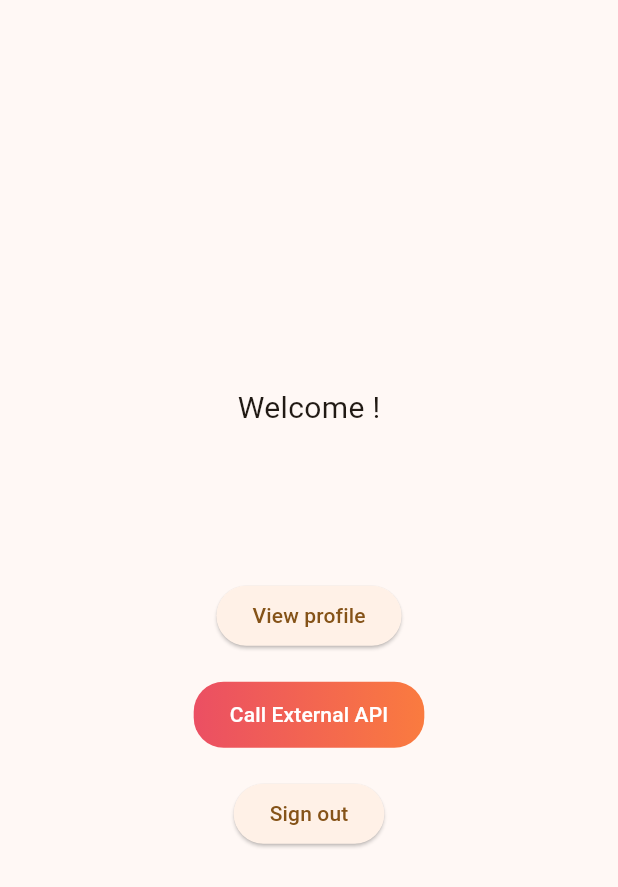
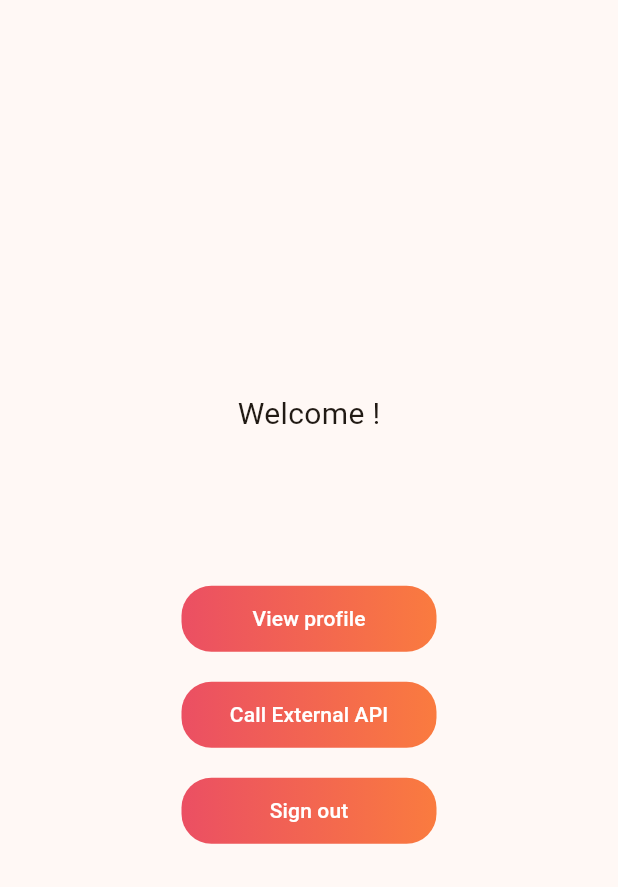
Before and after one commit to Dinithi-Hasanika/Asgardeo-Flutter-APP, a Flutter app: the HomePage widget shown alone on an empty page, opened directly with empty values, on a phone screen of 412 x 824 dp. Shown: the top 887 px of the screen. Run offline on Flutter 3.47's test engine with Material 2 defaults, Android fonts, the phone set to English and light mode, and no system bars; missing offline and left inert: flutter_appauth.

Commit message:
add button oxygen-ui styling

```diff
--- a/lib/pages/homePage.dart
+++ b/lib/pages/homePage.dart
@@ -17,15 +17,30 @@ class HomePage extends StatelessWidget {
         children: [
           Text("Welcome ${this.username}!", style: TextStyle(fontSize: 20)),
           SizedBox(height: 100),
-          ElevatedButton(
+          Container(
+            height: 44.0,
+            width: 170.0,
+            decoration: BoxDecoration(
+                gradient: LinearGradient(
+                    colors: <Color>[
+                      Color(0xffeb4f63), Color(0xfffa7b3f)
+                    ]
+                ),
+                borderRadius: BorderRadius.circular(20)),
+            child: ElevatedButton(
               onPressed: () async {
                 await getUserProfileData();
               },
-            child: Text('View profile'),
+              style: ElevatedButton.styleFrom(
+                  backgroundColor: Colors.transparent,
+                  shadowColor: Colors.transparent),
+              child: Text('View profile', style: TextStyle(color: Colors.white),),
+            ),
           ),
           SizedBox(height: 20),
           Container(
             height: 44.0,
+            width: 170.0,
             decoration: BoxDecoration(
                 gradient: LinearGradient(
                     colors: <Color>[
@@ -44,11 +59,25 @@ class HomePage extends StatelessWidget {
             ),
           ),
           SizedBox(height: 20),
-          ElevatedButton(
+          Container(
+            height: 44.0,
+            width: 170.0,
+            decoration: BoxDecoration(
+                gradient: LinearGradient(
+                    colors: <Color>[
+                      Color(0xffeb4f63), Color(0xfffa7b3f)
+                    ]
+                ),
+                borderRadius: BorderRadius.circular(20)),
+            child: ElevatedButton(
               onPressed: () async {
                 await logOutFunction();
               },
-            child: Text('Sign out'),
+              style: ElevatedButton.styleFrom(
+                  backgroundColor: Colors.transparent,
+                  shadowColor: Colors.transparent),
+              child: Text('Sign out', style: TextStyle(color: Colors.white),),
+            ),
           ),
         ],
       ),
```
Lines whose indentation alone changed are shown as unchanged.
